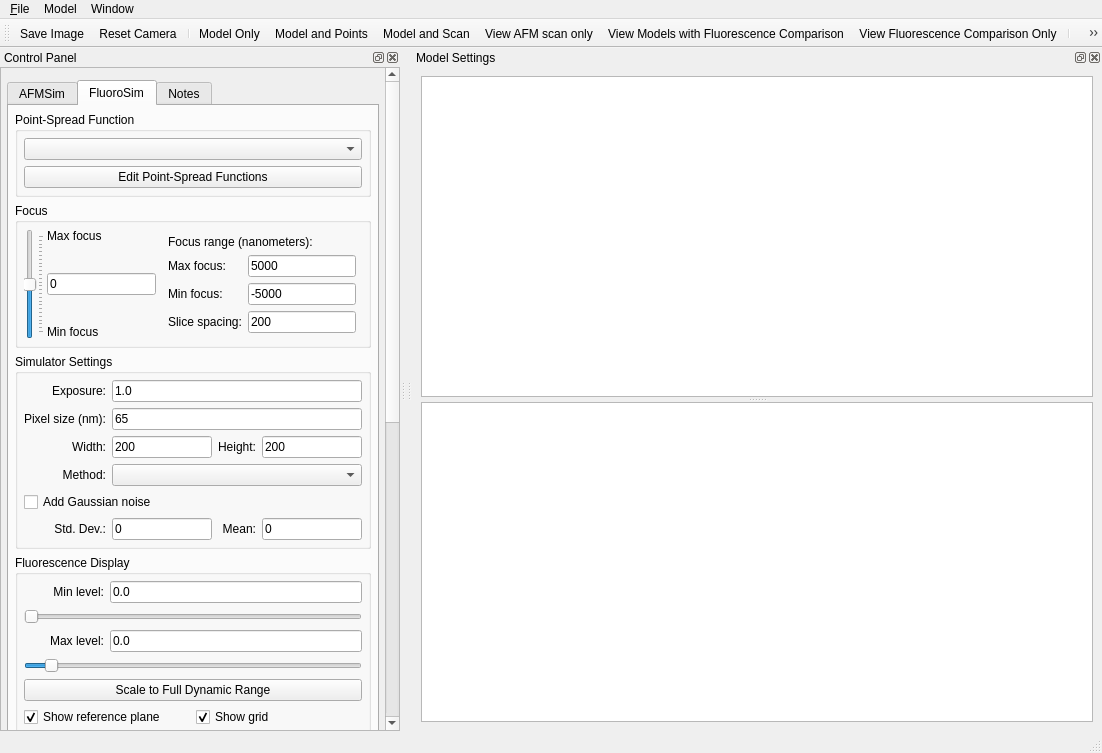
The window that apps/MicroscopeSimulator/MicroscopeSimulator.ui (CISMM/MicroscopeSimulator2) describes before a commit, drawn with Qt 5.
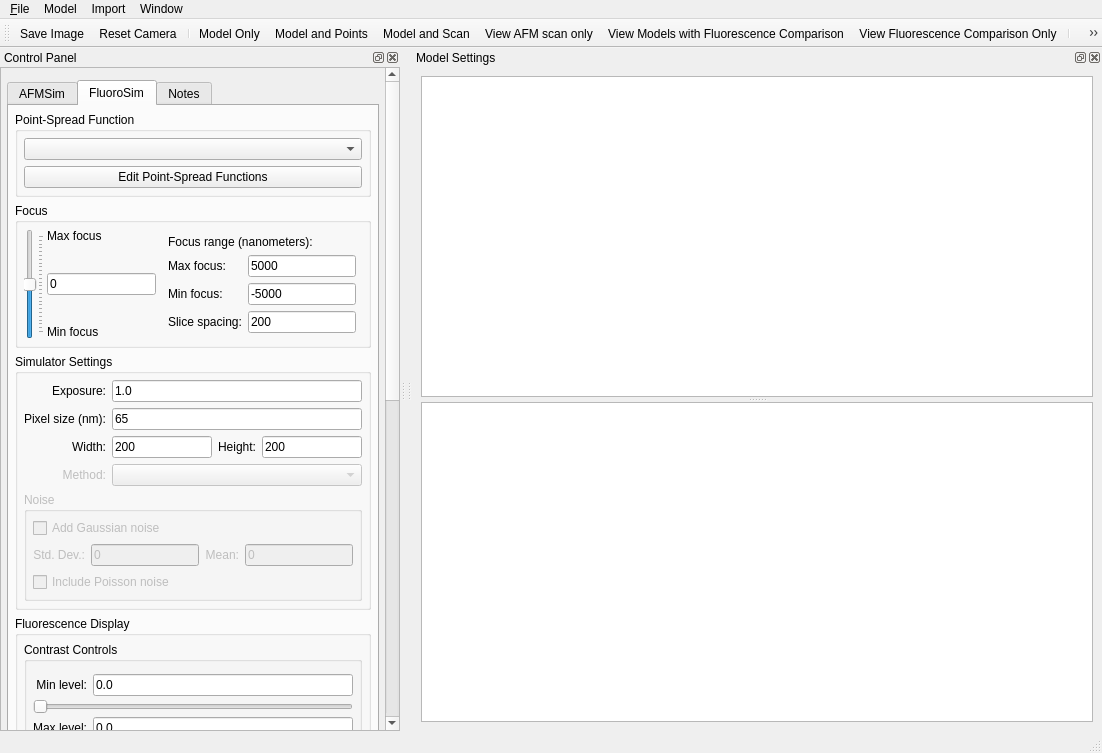
The same window after the commit. Icons and pictures are not drawn. Custom widgets are drawn as their Qt base class.

Commit message: Reorganized fluorescent control panel widgets in a little nicer way.

What changed in the file:
```diff
--- a/apps/MicroscopeSimulator/MicroscopeSimulator.ui
+++ b/apps/MicroscopeSimulator/MicroscopeSimulator.ui
@@ -123,12 +123,17 @@
     <addaction name="actionAddPointSet"/>
     <addaction name="actionAddSphere"/>
     <addaction name="actionAddTorus"/>
-    <addaction name="separator"/>
+   </widget>
+   <widget class="QMenu" name="menuImport">
+    <property name="title">
+     <string>Import</string>
+    </property>
     <addaction name="actionImportImageData"/>
     <addaction name="actionImportGeometryFile"/>
    </widget>
    <addaction name="menuFile"/>
    <addaction name="menuModel"/>
+   <addaction name="menuImport"/>
    <addaction name="menuWindows"/>
   </widget>
   <widget class="QDockWidget" name="controlPanelDockWidget">
@@ -184,7 +189,7 @@
           <x>0</x>
           <y>0</y>
           <width>381</width>
-          <height>1368</height>
+          <height>1350</height>
          </rect>
         </property>
         <layout class="QVBoxLayout" name="verticalLayout_5">
@@ -631,6 +636,9 @@
                 </item>
                 <item row="3" column="0">
                  <widget class="QLabel" name="fluoroSimConvMethodLabel">
+                  <property name="enabled">
+                   <bool>false</bool>
+                  </property>
                   <property name="text">
                    <string>Method:</string>
                   </property>
@@ -639,49 +647,6 @@
                   </property>
                  </widget>
                 </item>
-                <item row="5" column="0" colspan="4">
-                 <widget class="QCheckBox" name="fluoroSimAddGaussianNoiseCheckBox">
-                  <property name="text">
-                   <string>Add Gaussian noise</string>
-                  </property>
-                 </widget>
-                </item>
-                <item row="6" column="0">
-                 <widget class="QLabel" name="fluoroSimStdDevLabel">
-                  <property name="enabled">
-                   <bool>true</bool>
-                  </property>
-                  <property name="text">
-                   <string>Std. Dev.:</string>
-                  </property>
-                  <property name="alignment">
-                   <set>Qt::AlignRight|Qt::AlignTrailing|Qt::AlignVCenter</set>
-                  </property>
-                 </widget>
-                </item>
-                <item row="6" column="2">
-                 <widget class="QLabel" name="fluoroSimMeanLabel">
-                  <property name="enabled">
-                   <bool>true</bool>
-                  </property>
-                  <property name="text">
-                   <string>Mean:</string>
-                  </property>
-                  <property name="alignment">
-                   <set>Qt::AlignRight|Qt::AlignTrailing|Qt::AlignVCenter</set>
-                  </property>
-                 </widget>
-                </item>
-                <item row="6" column="3">
-                 <widget class="QLineEdit" name="fluoroSimMeanEdit">
-                  <property name="enabled">
-                   <bool>true</bool>
-                  </property>
-                  <property name="text">
-                   <string>0</string>
-                  </property>
-                 </widget>
-                </item>
                 <item row="1" column="1" colspan="3">
                  <widget class="QLineEdit" name="fluoroSimPixelSizeEdit">
                   <property name="text">
@@ -690,7 +655,11 @@
                  </widget>
                 </item>
                 <item row="3" column="1" colspan="3">
-                 <widget class="QComboBox" name="fluoroSimConvMethodComboBox"/>
+                 <widget class="QComboBox" name="fluoroSimConvMethodComboBox">
+                  <property name="enabled">
+                   <bool>false</bool>
+                  </property>
+                 </widget>
                 </item>
                 <item row="2" column="1">
                  <widget class="QLineEdit" name="fluoroSimImageWidthEdit">
@@ -738,16 +707,6 @@
                   </property>
                  </widget>
                 </item>
-                <item row="6" column="1">
-                 <widget class="QLineEdit" name="fluoroSimStdDevEdit">
-                  <property name="enabled">
-                   <bool>true</bool>
-                  </property>
-                  <property name="text">
-                   <string>0</string>
-                  </property>
-                 </widget>
-                </item>
                 <item row="0" column="0">
                  <widget class="QLabel" name="fluoroSimExposureLabel">
                   <property name="text">
@@ -765,6 +724,87 @@
                   </property>
                  </widget>
                 </item>
+                <item row="4" column="0" colspan="4">
+                 <widget class="QGroupBox" name="fluoroSimNoiseGroupBox">
+                  <property name="enabled">
+                   <bool>false</bool>
+                  </property>
+                  <property name="title">
+                   <string>Noise</string>
+                  </property>
+                  <layout class="QGridLayout" name="gridLayout_5">
+                   <property name="margin">
+                    <number>6</number>
+                   </property>
+                   <item row="0" column="0" colspan="3">
+                    <widget class="QCheckBox" name="fluoroSimAddGaussianNoiseCheckBox">
+                     <property name="enabled">
+                      <bool>false</bool>
+                     </property>
+                     <property name="text">
+                      <string>Add Gaussian noise</string>
+                     </property>
+                    </widget>
+                   </item>
+                   <item row="1" column="0">
+                    <widget class="QLabel" name="fluoroSimStdDevLabel">
+                     <property name="enabled">
+                      <bool>false</bool>
+                     </property>
+                     <property name="text">
+                      <string>Std. Dev.:</string>
+                     </property>
+                     <property name="alignment">
+                      <set>Qt::AlignRight|Qt::AlignTrailing|Qt::AlignVCenter</set>
+                     </property>
+                    </widget>
+                   </item>
+                   <item row="1" column="1">
+                    <widget class="QLineEdit" name="fluoroSimStdDevEdit">
+                     <property name="enabled">
+                      <bool>false</bool>
+                     </property>
+                     <property name="text">
+                      <string>0</string>
+                     </property>
+                    </widget>
+                   </item>
+                   <item row="1" column="2">
+                    <widget class="QLabel" name="fluoroSimMeanLabel">
+                     <property name="enabled">
+                      <bool>false</bool>
+                     </property>
+                     <property name="text">
+                      <string>Mean:</string>
+                     </property>
+                     <property name="alignment">
+                      <set>Qt::AlignRight|Qt::AlignTrailing|Qt::AlignVCenter</set>
+                     </property>
+                    </widget>
+                   </item>
+                   <item row="1" column="3">
+                    <widget class="QLineEdit" name="fluoroSimMeanEdit">
+                     <property name="enabled">
+                      <bool>false</bool>
+                     </property>
+                     <property name="text">
+                      <string>0</string>
+                     </property>
+                    </widget>
+                   </item>
+                   <item row="2" column="0" colspan="4">
+                    <widget class="QCheckBox" name="fluoroSimIncludePoissonNoise">
+                     <property name="enabled">
+                      <bool>false</bool>
+                     </property>
+                     <property name="text">
+                      <string>Include Poisson noise</string>
+                     </property>
+                    </widget>
+                   </item>
+                  </layout>
+                 </widget>
+                </item>
                </layout>
               </widget>
              </item>
@@ -773,64 +813,34 @@
                <property name="title">
                 <string>Fluorescence Display</string>
                </property>
-               <layout class="QGridLayout" name="gridLayout_9">
-                <property name="margin">
-                 <number>6</number>
-                </property>
+               <layout class="QVBoxLayout" name="verticalLayout_14">
                 <property name="spacing">
                  <number>-1</number>
                 </property>
-                <item row="6" column="0" colspan="2">
-                 <widget class="QCheckBox" name="fluoroSimShowReferencePlaneCheckBox">
-                  <property name="text">
-                   <string>Show reference plane</string>
-                  </property>
-                  <property name="checked">
-                   <bool>true</bool>
+                <property name="margin">
+                 <number>6</number>
+                </property>
+                <item>
+                 <widget class="QGroupBox" name="groupBox_2">
+                  <property name="title">
+                   <string>Contrast Controls</string>
                   </property>
-                 </widget>
-                </item>
-                <item row="9" column="2" colspan="2">
-                 <widget class="QLineEdit" name="fluoroSimGridSpacingEdit">
-                  <property name="text">
-                   <string>1000</string>
-                  </property>
-                 </widget>
-                </item>
-                <item row="9" column="0" colspan="2">
-                 <widget class="QLabel" name="fluoroSimGridSpacingLabel">
-                  <property name="text">
-                   <string>Grid spacing (nm):</string>
-                  </property>
-                  <property name="alignment">
-                   <set>Qt::AlignRight|Qt::AlignTrailing|Qt::AlignVCenter</set>
-                  </property>
-                 </widget>
-                </item>
-                <item row="6" column="2" colspan="2">
-                 <widget class="QCheckBox" name="fluoroSimShowGridCheckBox">
-                  <property name="text">
-                   <string>Show grid</string>
-                  </property>
-                  <property name="checked">
-                   <bool>true</bool>
-                  </property>
-                 </widget>
-                </item>
-                <item row="10" column="0" colspan="4">
-                 <widget class="QCheckBox" name="fluoroSimSuperimposeFluorescenceImageCheckBox">
-                  <property name="text">
-                   <string>Superimpose fluorescence image</string>
-                  </property>
-                 </widget>
-                </item>
-                <item row="12" column="0" colspan="4">
-                 <widget class="QCheckBox" name="fluoroSimShowImageVolumeOutlineCheckBox">
-                  <property name="text">
-                   <string>Show image volume outline</string>
-                  </property>
-                 </widget>
-                </item>
+                  <layout class="QGridLayout" name="gridLayout_3">
+                   <property name="leftMargin">
+                    <number>6</number>
+                   </property>
+                   <property name="topMargin">
+                    <number>12</number>
+                   </property>
+                   <property name="rightMargin">
+                    <number>6</number>
+                   </property>
+                   <property name="bottomMargin">
+                    <number>6</number>
+                   </property>
+                   <property name="verticalSpacing">
+                    <number>3</number>
+                   </property>
                 <item row="0" column="0">
                  <widget class="QLabel" name="fluoroSimMinLevelLabel">
                   <property name="text">
@@ -841,14 +851,14 @@
                   </property>
                  </widget>
                 </item>
-                <item row="0" column="1" colspan="3">
+                   <item row="0" column="1">
                  <widget class="QLineEdit" name="fluoroSimMinLevelEdit">
                   <property name="text">
                    <string>0.0</string>
                   </property>
                  </widget>
                 </item>
-                <item row="2" column="0" colspan="4">
+                   <item row="1" column="0" colspan="2">
                  <widget class="QSlider" name="fluoroSimMinLevelSlider">
                   <property name="minimum">
                    <number>0</number>
@@ -871,14 +881,14 @@
                   </property>
                  </widget>
                 </item>
-                <item row="3" column="1" colspan="3">
+                   <item row="3" column="1">
                  <widget class="QLineEdit" name="fluoroSimMaxLevelEdit">
                   <property name="text">
                    <string>0.0</string>
                   </property>
                  </widget>
                 </item>
-                <item row="4" column="0" colspan="4">
+                   <item row="4" column="0" colspan="2">
                  <widget class="QSlider" name="fluoroSimMaxLevelSlider">
                   <property name="maximum">
                    <number>4095</number>
@@ -891,7 +901,7 @@
                   </property>
                  </widget>
                 </item>
-                <item row="5" column="0" colspan="4">
+                   <item row="5" column="0" colspan="2">
                  <widget class="QPushButton" name="fluoroSimScaleToFullDynamicRange">
                   <property name="sizePolicy">
                    <sizepolicy hsizetype="Minimum" vsizetype="Fixed">
@@ -911,78 +921,105 @@
                  </widget>
                 </item>
                </layout>
+                  <zorder>fluoroSimMinLevelLabel</zorder>
+                  <zorder>fluoroSimMinLevelLabel</zorder>
+                  <zorder>fluoroSimMinLevelEdit</zorder>
+                  <zorder>fluoroSimMinLevelSlider</zorder>
+                  <zorder>fluoroSimMaxLevelLabel</zorder>
+                  <zorder>fluoroSimMaxLevelEdit</zorder>
+                  <zorder>fluoroSimMaxLevelSlider</zorder>
+                  <zorder>fluoroSimScaleToFullDynamicRange</zorder>
               </widget>
              </item>
              <item>
-              <widget class="QGroupBox" name="fluoroSimSimulatedStackGroupBox">
+                 <widget class="QGroupBox" name="groupBox_4">
                <property name="title">
-                <string>Simulated Stack</string>
-               </property>
-               <layout class="QGridLayout" name="gridLayout_5">
+                   <string>Display Widgets</string>
+                  </property>
+                  <layout class="QGridLayout" name="gridLayout_10">
                 <property name="margin">
                  <number>6</number>
                 </property>
-                <property name="spacing">
-                 <number>-1</number>
-                </property>
-                <item row="2" column="0" colspan="2">
-                 <widget class="QPushButton" name="fluoroSimExportStackButton">
+                   <item row="0" column="0">
+                    <widget class="QCheckBox" name="fluoroSimShowReferencePlaneCheckBox">
                   <property name="text">
-                   <string>Export Stack...</string>
-                  </property>
-                 </widget>
-                </item>
-                <item row="4" column="0" colspan="2">
-                 <widget class="QLabel" name="fluoroSimComparisonImageLabel">
-                  <property name="text">
-                   <string>Comparison image:</string>
+                      <string>Show reference plane</string>
+                     </property>
+                     <property name="checked">
+                      <bool>true</bool>
                   </property>
                  </widget>
                 </item>
-                <item row="5" column="0" colspan="2">
-                 <widget class="QComboBox" name="fluoroSimComparisonImageComboBox"/>
-                </item>
-                <item row="6" column="0" colspan="2">
-                 <widget class="QPushButton" name="fluoroSimCopyStackSettingsButton">
+                   <item row="0" column="1">
+                    <widget class="QCheckBox" name="fluoroSimShowGridCheckBox">
                   <property name="text">
-                   <string>Copy Stack Settings</string>
-                  </property>
-                 </widget>
-                </item>
-                <item row="7" column="0">
-                 <widget class="QLabel" name="fluoroSimIsoValueLabel">
+                      <string>Show grid</string>
+                     </property>
+                     <property name="checked">
+                      <bool>true</bool>
+                     </property>
+                    </widget>
+                   </item>
+                   <item row="1" column="0">
+                    <widget class="QLabel" name="fluoroSimGridSpacingLabel">
                   <property name="text">
-                   <string>Iso value:</string>
+                      <string>Grid spacing (nm):</string>
                   </property>
                   <property name="alignment">
                    <set>Qt::AlignRight|Qt::AlignTrailing|Qt::AlignVCenter</set>
                   </property>
                  </widget>
                 </item>
-                <item row="7" column="1">
-                 <widget class="QLineEdit" name="fluoroSimIsoValueEdit"/>
-                </item>
-                <item row="8" column="0" colspan="2">
-                 <widget class="QPushButton" name="fluoroSimUpdateComparisonButton">
+                   <item row="1" column="1">
+                    <widget class="QLineEdit" name="fluoroSimGridSpacingEdit">
+                     <property name="text">
+                      <string>1000</string>
+                     </property>
+                    </widget>
+                   </item>
+                   <item row="2" column="0" colspan="2">
+                    <widget class="QCheckBox" name="fluoroSimSuperimposeFluorescenceImageCheckBox">
                   <property name="text">
-                   <string>Update Comparison</string>
+                      <string>Superimpose fluorescence image</string>
                   </property>
                  </widget>
                 </item>
-                <item row="9" column="0" colspan="2">
-                 <widget class="QPushButton" name="fluoroSimExportGeometryButton">
+                   <item row="3" column="0" colspan="2">
+                    <widget class="QCheckBox" name="fluoroSimShowImageVolumeOutlineCheckBox">
                   <property name="text">
-                   <string>Export Geometry</string>
+                      <string>Show image volume outline</string>
                   </property>
                  </widget>
                 </item>
-                <item row="0" column="0" colspan="2">
+                  </layout>
+                 </widget>
+                </item>
+                <item>
+                 <widget class="QGroupBox" name="fluoroSimImageExportGroupBox">
+                  <property name="title">
+                   <string>Image Export</string>
+                  </property>
+                  <layout class="QVBoxLayout" name="verticalLayout_16">
+                   <property name="margin">
+                    <number>6</number>
+                   </property>
+                   <item>
                  <widget class="QPushButton" name="fluoroSimExportImageButton">
                   <property name="text">
                    <string>Export Image...</string>
                   </property>
                  </widget>
                 </item>
+                   <item>
+                    <widget class="QPushButton" name="fluoroSimExportStackButton">
+                     <property name="text">
+                      <string>Export Stack...</string>
+                     </property>
+                    </widget>
+                   </item>
+                  </layout>
+                 </widget>
+                </item>
                </layout>
               </widget>
              </item>
@@ -999,12 +1036,39 @@
                  <number>6</number>
                 </property>
                 <item>
-                 <widget class="QLabel" name="fluoroSimOptimizationMethodLabel">
+                 <widget class="QGroupBox" name="fluoroSimComparisonImageGroupBox">
+                  <property name="title">
+                   <string>Comparison Image</string>
+                  </property>
+                  <layout class="QVBoxLayout" name="verticalLayout_11">
+                   <property name="spacing">
+                    <number>-1</number>
+                   </property>
+                   <property name="margin">
+                    <number>6</number>
+                   </property>
+                   <item>
+                    <widget class="QComboBox" name="fluoroSimComparisonImageComboBox"/>
+                   </item>
+                   <item>
+                    <widget class="QPushButton" name="fluoroSimCopyImageSettingsButton">
                   <property name="text">
-                   <string>Optimization method:</string>
+                      <string>Copy Image Settings</string>
                   </property>
                  </widget>
                 </item>
+                  </layout>
+                 </widget>
+                </item>
+                <item>
+                 <widget class="QGroupBox" name="fluoroSimOptimizationMethodGroupBox">
+                  <property name="title">
+                   <string>Optimization Method</string>
+                  </property>
+                  <layout class="QVBoxLayout" name="verticalLayout_12">
+                   <property name="margin">
+                    <number>6</number>
+                   </property>
                 <item>
                  <widget class="QComboBox" name="fluoroSimOptimizationMethodComboBox">
                   <item>
@@ -1031,13 +1095,18 @@
                   </property>
                  </widget>
                 </item>
-                <item>
-                 <widget class="QLabel" name="fluoroSimObjectiveFunctionLabel">
-                  <property name="text">
-                   <string>Objective function:</string>
-                  </property>
+                  </layout>
                  </widget>
                 </item>
+                <item>
+                 <widget class="QGroupBox" name="fluoroSimObjectiveFunctionGroupBox">
+                  <property name="title">
+                   <string>Objective Function</string>
+                  </property>
+                  <layout class="QVBoxLayout" name="verticalLayout_13">
+                   <property name="margin">
+                    <number>6</number>
+                   </property>
                 <item>
                  <widget class="QComboBox" name="fluoroSimObjectiveFunctionComboBox">
                   <item>
@@ -1069,6 +1138,9 @@
                   <property name="text">
                    <string>Optimize...</string>
                   </property>
+                    </widget>
+                   </item>
+                  </layout>
                  </widget>
                 </item>
                </layout>
```
Lines whose indentation alone changed are shown as unchanged.
